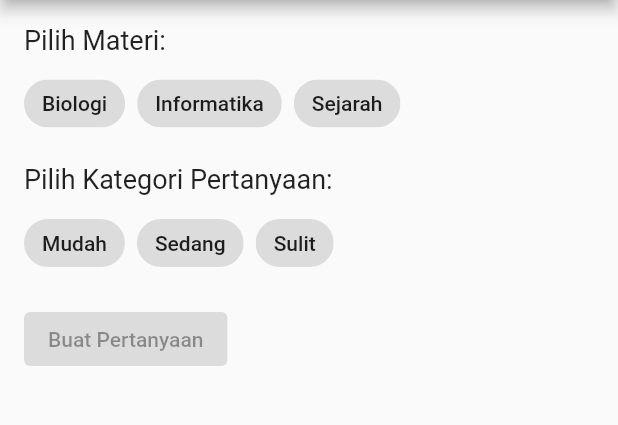
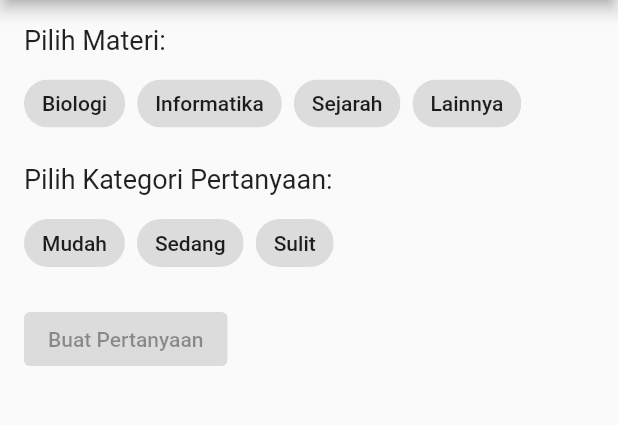
Before and after one commit to zeen-arify/sevima_quiz_app, a Flutter app: the screen it shows after launch, on a phone screen of 412 x 824 dp, the part 84-509 px from its top. Run offline on Flutter 3.47's test engine with Material 2 defaults, Android fonts, the phone set to English and light mode, and no system bars; our stand-ins replace flutter_dotenv.

Commit message:
Tambah Materi Lainnya

```diff
--- a/lib/quiz_page.dart
+++ b/lib/quiz_page.dart
@@ -19,8 +19,10 @@ class _QuizPageState extends State<QuizPage> {
   String correction = '';
   bool isQuestionGenerated = false;
   bool isAnswerSubmitted = false;
+  bool isOtherSubjectSelected = false;
+  TextEditingController otherSubjectController = TextEditingController();
 
-  List<String> subjects = ['Biologi', 'Informatika', 'Sejarah'];
+  List<String> subjects = ['Biologi', 'Informatika', 'Sejarah', 'Lainnya'];
   List<String> difficulties = ['Mudah', 'Sedang', 'Sulit'];
   List<String> generatedQuestions = [];
 
@@ -115,6 +117,8 @@ class _QuizPageState extends State<QuizPage> {
       selectedSubject = '';
       selectedDifficulty = '';
       isAnswerSubmitted = false;
+      isOtherSubjectSelected = false;
+      otherSubjectController.text = '';
     });
   }
 
@@ -149,6 +153,18 @@ class _QuizPageState extends State<QuizPage> {
               Wrap(
                 spacing: 8.0,
                 children: subjects.map((subject) {
+                  if (subject == 'Lainnya') {
+                    return ChoiceChip(
+                      label: Text(subject),
+                      selected: isOtherSubjectSelected,
+                      onSelected: (isSelected) {
+                        setState(() {
+                          isOtherSubjectSelected = isSelected;
+                          selectedSubject = isSelected ? '' : subject;
+                        });
+                      },
+                    );
+                  } else {
                     return ChoiceChip(
                       label: Text(subject),
                       selected: selectedSubject == subject,
@@ -158,8 +174,23 @@ class _QuizPageState extends State<QuizPage> {
                         });
                       },
                     );
+                  }
                 }).toList(),
               ),
+              if (isOtherSubjectSelected) ...[
+                SizedBox(height: 8.0),
+                TextField(
+                  controller: otherSubjectController,
+                  onChanged: (value) {
+                    setState(() {
+                      selectedSubject = value;
+                    });
+                  },
+                  decoration: InputDecoration(
+                    labelText: 'Materi Lainnya',
+                  ),
+                ),
+              ],
               SizedBox(
                 height: 16.0,
               ),
```
Lines whose indentation alone changed are shown as unchanged.
